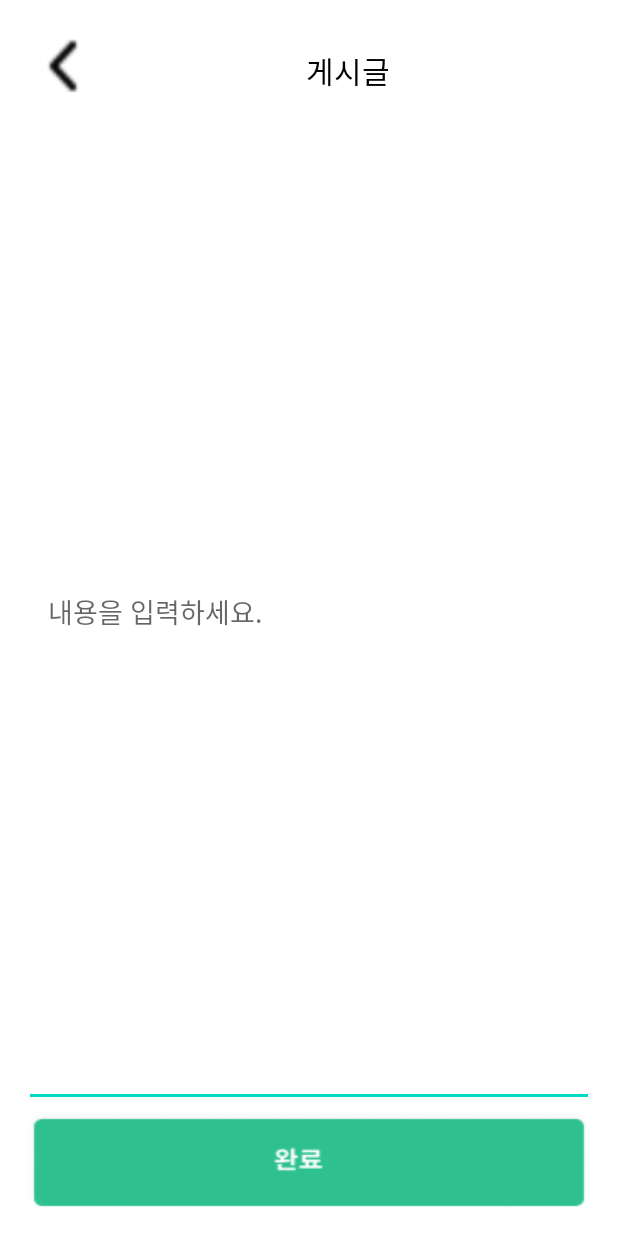
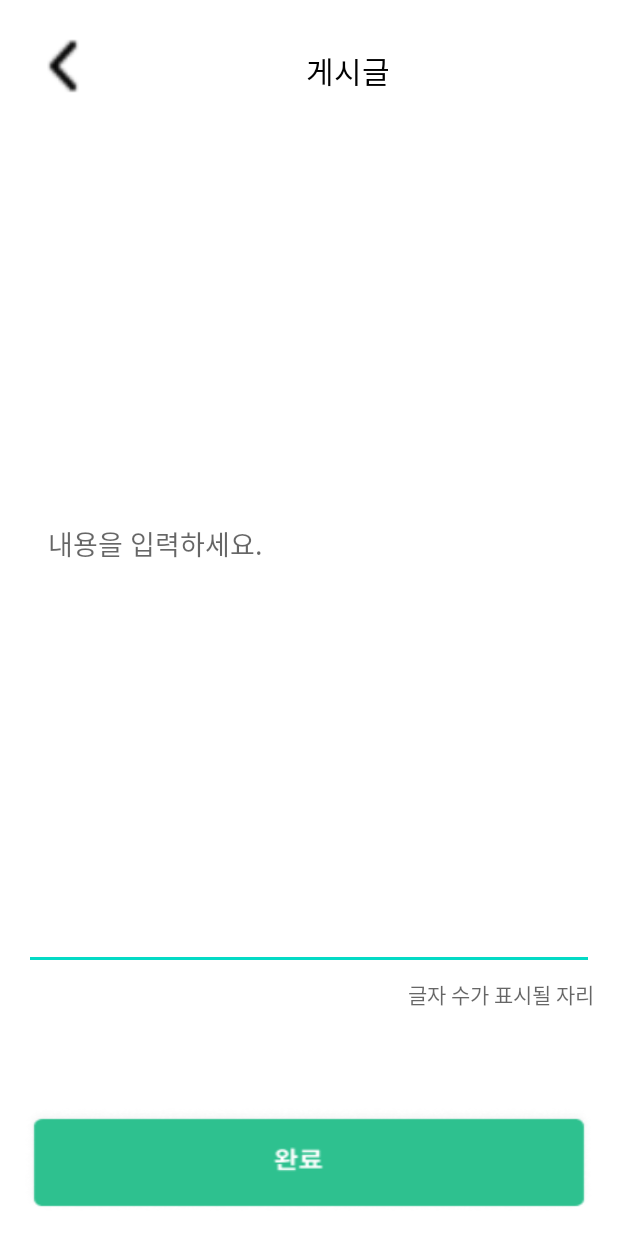
Before and after one commit to SeneKim/Guru2project, an Android app: the layout activity_register.xml on its own in the app's theme, with its tools: preview values and no code run, on a phone screen of 412 x 824 dp. Run offline under Robolectric (Android 15) with nearby library versions, the phone set to English and light mode, and no system bars.

Commit message:
게시판 글자수 표시 추가

```diff
--- a/app/src/main/res/layout/activity_register.xml
+++ b/app/src/main/res/layout/activity_register.xml
@@ -39,13 +39,22 @@
 
         <EditText
             android:id="@+id/내용입력"
-            android:padding="16dp"
             android:layout_width="match_parent"
-            android:layout_height="match_parent"
+            android:layout_height="459dp"
             android:layout_weight="1"
             android:fontFamily="@font/notosanskr_bold"
             android:hint="내용을 입력하세요."
-            />
+            android:maxLength="300"
+            android:padding="16dp" />
+
+        <TextView
+            android:id="@+id/textView"
+            android:layout_width="wrap_content"
+            android:layout_height="31dp"
+            android:layout_gravity="right"
+            android:layout_marginTop="5dp"
+            android:layout_weight="0.5"
+            android:hint="글자 수가 표시될 자리" />
 
         <ImageButton
             android:id="@+id/완료버튼"
```
